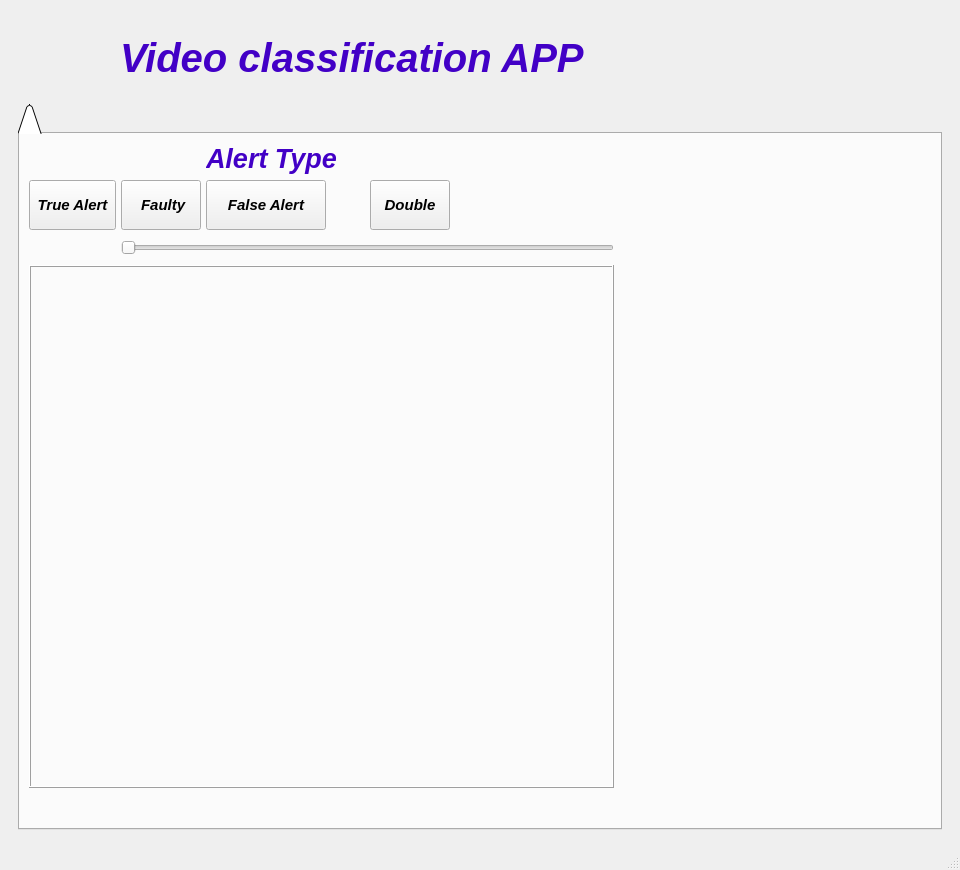
The window that ui/mainwindow.ui (yanivriderdome/VideoTagger) describes before a commit, drawn with Qt 5.
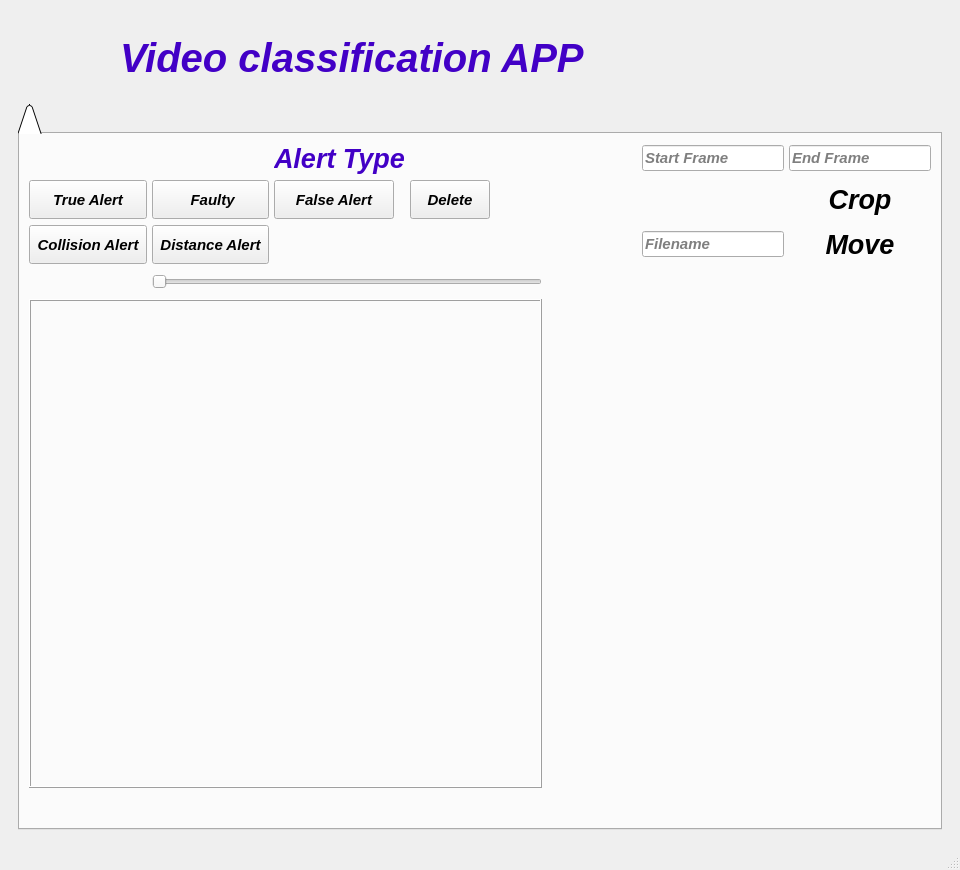
The same window after the commit. Icons and pictures are not drawn.

Diff of the .ui file:
```diff
--- a/ui/mainwindow.ui
+++ b/ui/mainwindow.ui
@@ -403,7 +403,7 @@
                 </size>
                </property>
                <property name="text">
-                <string> Double </string>
+                <string> Delete </string>
                </property>
               </widget>
              </item>
@@ -421,6 +421,158 @@
                </property>
               </widget>
              </item>
+
+              <item row="2" column="0">
+              <widget class="QPushButton" name="btnCollisionAlert">
+               <property name="maximumSize">
+                <size>
+                 <width>120</width>
+                 <height>200</height>
+                </size>
+               </property>
+               <property name="text">
+                <string> Collision Alert </string>
+               </property>
+              </widget>
+             </item>
+
+              <item row="2" column="1">
+              <widget class="QPushButton" name="btnDistanceAlert">
+               <property name="maximumSize">
+                <size>
+                 <width>120</width>
+                 <height>200</height>
+                </size>
+               </property>
+               <property name="text">
+                <string> Distance Alert </string>
+               </property>
+              </widget>
+             </item>
+
+            <item row="0" column="10">
+             <widget class="QLineEdit" name="StartFrameBox">
+                 <property name="placeholderText">
+                     <string>Start Frame</string>
+                 </property>
+                 <property name="inputMask">
+                     <string>999999</string>
+                 </property>
+             </widget>
+            </item>
+            <item row="0" column="11">
+             <widget class="QLineEdit" name="EndFrameBox">
+                 <property name="placeholderText">
+                     <string>End Frame</string>
+                 </property>
+                 <property name="inputMask">
+                     <string>999999</string>
+                 </property>
+             </widget>
+            </item>
+            <item row="1" column="11">
+              <widget class="QPushButton" name="btnCrop">
+               <property name="font">
+                <font>
+                 <family>MS Shell Dlg 2</family>
+                 <pointsize>10</pointsize>
+                 <weight>75</weight>
+                 <italic>true</italic>
+                 <bold>true</bold>
+                 <underline>false</underline>
+                 <strikeout>false</strikeout>
+                </font>
+               </property>
+               <property name="toolTip">
+                <string>&lt;html&gt;&lt;head/&gt;&lt;body&gt;&lt;p&gt;Crop&lt;/p&gt;&lt;/body&gt;&lt;/html&gt;</string>
+               </property>
+               <property name="styleSheet">
+                <string notr="true"/>
+               </property>
+               <property name="text">
+                <string/>
+               </property>
+               <property name="font">
+                <font>
+                 <family>MS Shell Dlg 2</family>
+                 <pointsize>20</pointsize>
+                 <weight>75</weight>
+                 <bold>true</bold>
+                 <underline>false</underline>
+                 <strikeout>false</strikeout>
+                </font>
+               </property>
+               <property name="text">
+                <string> Crop </string>
+               </property>
+
+               <property name="iconSize">
+                <size>
+                 <width>30</width>
+                 <height>30</height>
+                </size>
+               </property>
+               <property name="flat">
+                <bool>true</bool>
+               </property>
+              </widget>
+             </item>
+            <item row="2" column="11">
+              <widget class="QPushButton" name="btnMove">
+               <property name="font">
+                <font>
+                 <family>MS Shell Dlg 2</family>
+                 <pointsize>10</pointsize>
+                 <weight>75</weight>
+                 <italic>true</italic>
+                 <bold>true</bold>
+                 <underline>false</underline>
+                 <strikeout>false</strikeout>
+                </font>
+               </property>
+               <property name="toolTip">
+                <string>&lt;html&gt;&lt;head/&gt;&lt;body&gt;&lt;p&gt;Move&lt;/p&gt;&lt;/body&gt;&lt;/html&gt;</string>
+               </property>
+               <property name="styleSheet">
+                <string notr="true"/>
+               </property>
+               <property name="text">
+                <string/>
+               </property>
+               <property name="font">
+                <font>
+                 <family>MS Shell Dlg 2</family>
+                 <pointsize>20</pointsize>
+                 <weight>75</weight>
+                 <bold>true</bold>
+                 <underline>false</underline>
+                 <strikeout>false</strikeout>
+                </font>
+               </property>
+               <property name="text">
+                <string> Move </string>
+               </property>
+
+               <property name="iconSize">
+                <size>
+                 <width>30</width>
+                 <height>30</height>
+                </size>
+               </property>
+               <property name="flat">
+                <bool>true</bool>
+               </property>
+              </widget>
+             </item>
+
+            <item row="2" column="10">
+             <widget class="QLineEdit" name="FileNameBox">
+                 <property name="placeholderText">
+                     <string>Filename</string>
+                 </property>
+             </widget>
+            </item>
+
              <item row="0" column="1">
               <widget class="QPushButton" name="btnStartFront">
                <property name="font">
```
